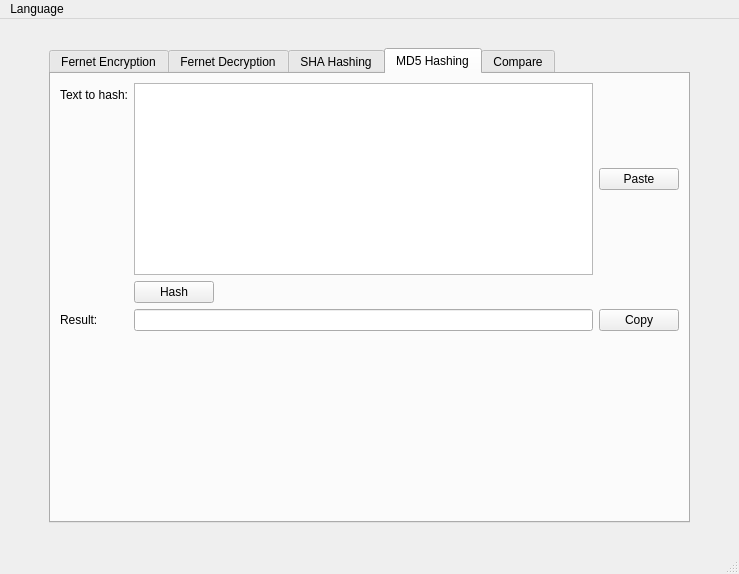
Before: the Qt Designer form design.ui in germanivanov0719/Cryptography, drawn with Qt 5.
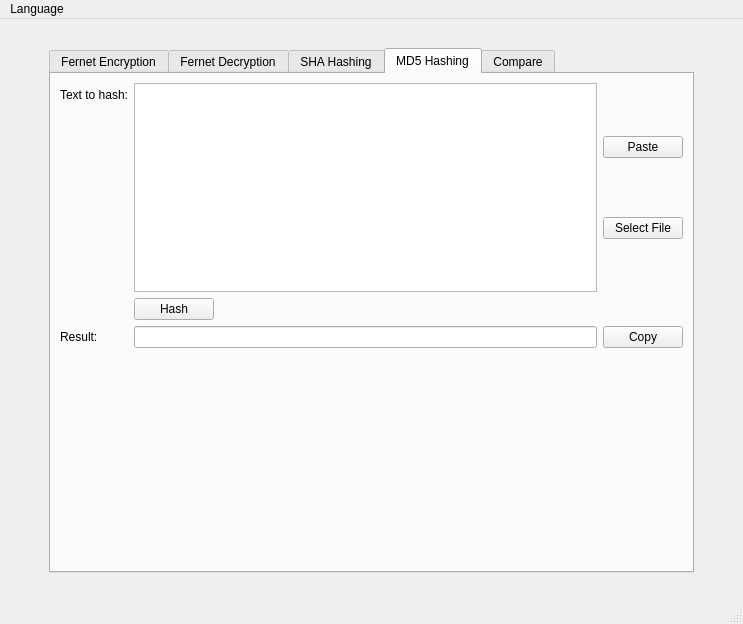
After: the same form once the commit is applied. The open tabs and pages were chosen to show the change.

```diff
--- a/design.ui
+++ b/design.ui
@@ -9,8 +9,8 @@
    <rect>
     <x>0</x>
     <y>0</y>
-    <width>739</width>
-    <height>574</height>
+    <width>743</width>
+    <height>624</height>
    </rect>
   </property>
   <property name="windowTitle">
@@ -809,12 +809,23 @@
              </widget>
             </item>
             <item>
+             <layout class="QVBoxLayout" name="verticalLayout_3">
+              <item>
              <widget class="QPushButton" name="paste_md5">
               <property name="text">
                <string>Paste</string>
               </property>
              </widget>
             </item>
+              <item>
+               <widget class="QPushButton" name="pushButton">
+                <property name="text">
+                 <string>Select File</string>
+                </property>
+               </widget>
+              </item>
+             </layout>
+            </item>
            </layout>
           </item>
           <item row="2" column="0">
@@ -1008,7 +1019,7 @@
     <rect>
      <x>0</x>
      <y>0</y>
-     <width>739</width>
+     <width>743</width>
      <height>24</height>
     </rect>
    </property>
```
Left out of the diff: 13 changed lines with no effect on the pictures. Lines whose indentation alone changed are shown as unchanged.
